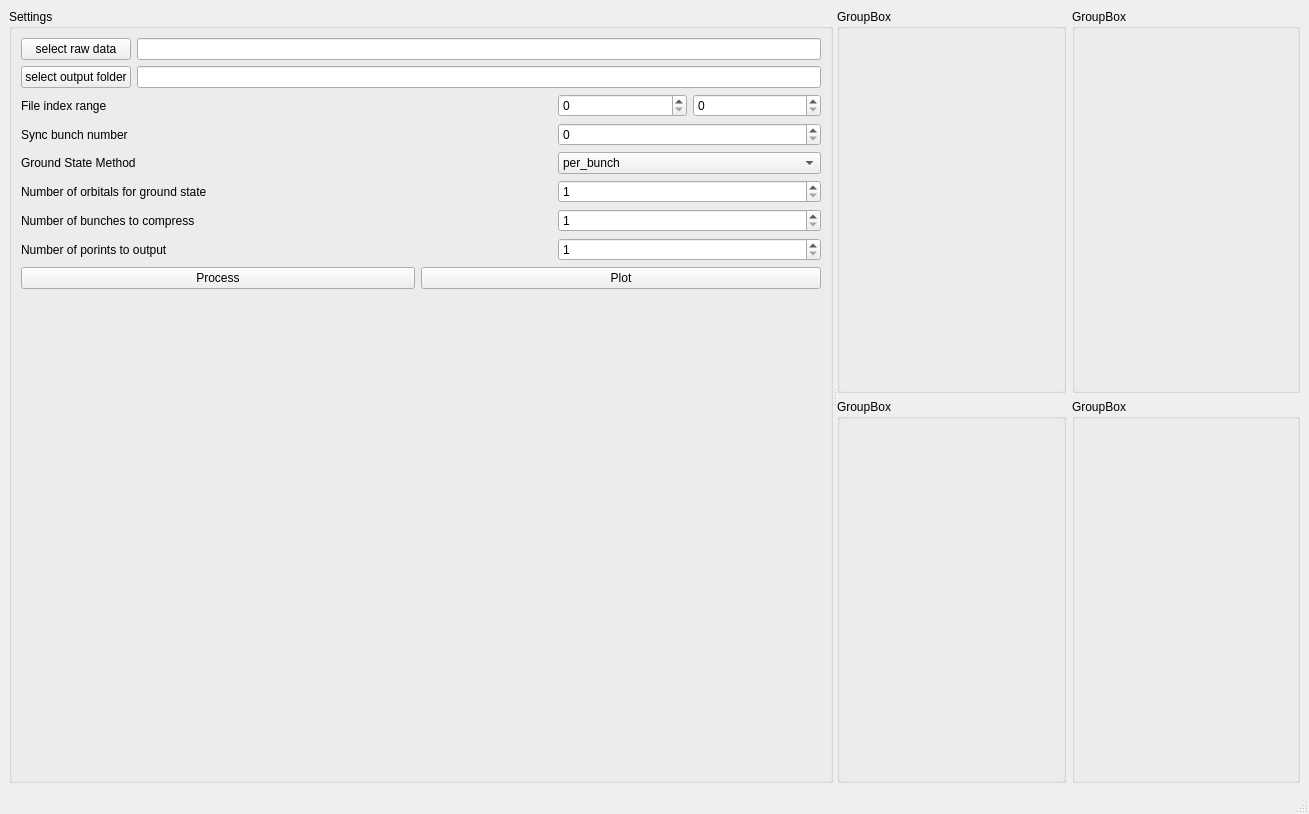
The window that src/trxasviewer/viewer.ui (AdvancedPhotonSource/trxasviewer) describes before a commit, drawn with Qt 5.
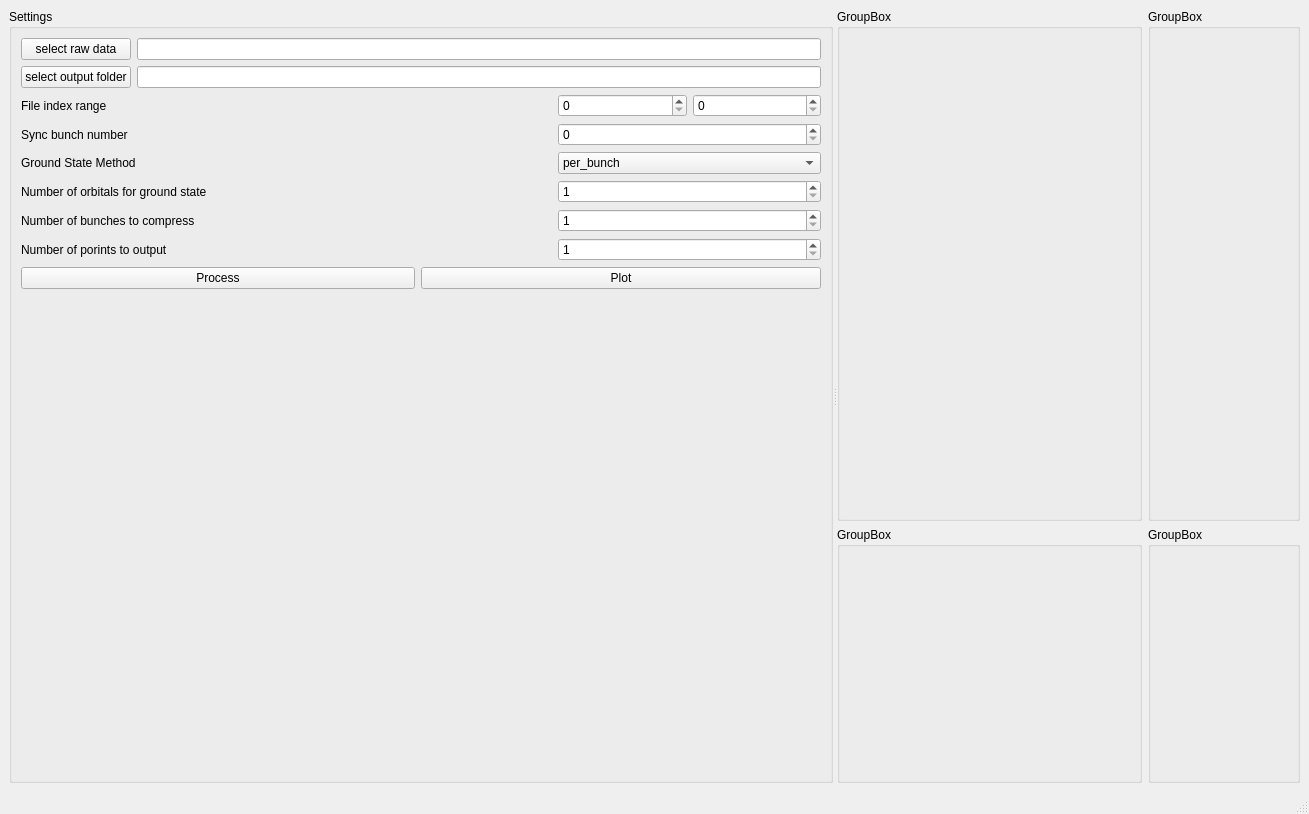
The same window after the commit. Custom widgets are drawn as their Qt base class.

Diff of the .ui file:
```diff
--- a/src/trxasviewer/viewer.ui
+++ b/src/trxasviewer/viewer.ui
@@ -181,19 +181,24 @@
         </item>
        </layout>
       </widget>
-      <widget class="QWidget" name="">
+      <widget class="QWidget" name="layoutWidget">
        <layout class="QGridLayout" name="gridLayout">
         <item row="0" column="0">
          <widget class="QGroupBox" name="groupBox">
           <property name="sizePolicy">
            <sizepolicy hsizetype="Preferred" vsizetype="Preferred">
-            <horstretch>1</horstretch>
-            <verstretch>1</verstretch>
+            <horstretch>2</horstretch>
+            <verstretch>2</verstretch>
            </sizepolicy>
           </property>
           <property name="title">
            <string>GroupBox</string>
           </property>
+          <layout class="QGridLayout" name="gridLayout_6">
+           <item row="0" column="0">
+            <widget class="ImageView" name="pg_hdl_img2d" native="true"/>
+           </item>
+          </layout>
          </widget>
         </item>
         <item row="0" column="1">
@@ -207,6 +212,11 @@
           <property name="title">
            <string>GroupBox</string>
           </property>
+          <layout class="QGridLayout" name="gridLayout_8">
+           <item row="0" column="0">
+            <widget class="PlotWidget" name="pg_hdl_vline" native="true"/>
+           </item>
+          </layout>
          </widget>
         </item>
         <item row="1" column="0">
@@ -220,6 +230,11 @@
           <property name="title">
            <string>GroupBox</string>
           </property>
+          <layout class="QGridLayout" name="gridLayout_7">
+           <item row="0" column="0">
+            <widget class="PlotWidget" name="pg_hdl_hline" native="true"/>
+           </item>
+          </layout>
          </widget>
         </item>
         <item row="1" column="1">
@@ -253,6 +268,20 @@
   </widget>
   <widget class="QStatusBar" name="statusbar"/>
  </widget>
+ <customwidgets>
+  <customwidget>
+   <class>ImageView</class>
+   <extends>QWidget</extends>
+   <header>pyqtgraph</header>
+   <container>1</container>
+  </customwidget>
+  <customwidget>
+   <class>PlotWidget</class>
+   <extends>QWidget</extends>
+   <header>pyqtgraph</header>
+   <container>1</container>
+  </customwidget>
+ </customwidgets>
  <resources/>
  <connections/>
 </ui>
```
Left out of the diff: 2 changed lines with no effect on the pictures.
